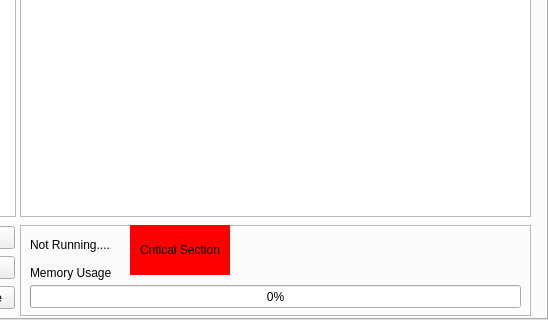
stearnsbq/BYRON_STEARNS_CMSC312_2019, file src/mainwindow.ui: the form before one commit; both pictures show x 252 to 800 and y 280 to 600 of the 800 by 600 pixel window.
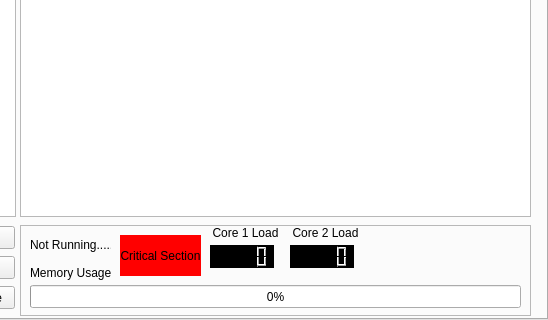
The form after the commit.

Patch:
```diff
--- a/src/mainwindow.ui
+++ b/src/mainwindow.ui
@@ -309,10 +309,10 @@
       <widget class="QFrame" name="criticalSecFrame">
        <property name="geometry">
         <rect>
-         <x>110</x>
-         <y>0</y>
-         <width>100</width>
-         <height>50</height>
+         <x>100</x>
+         <y>10</y>
+         <width>81</width>
+         <height>41</height>
         </rect>
        </property>
        <property name="styleSheet">
@@ -329,8 +329,8 @@
          <rect>
           <x>0</x>
           <y>0</y>
-          <width>100</width>
-          <height>50</height>
+          <width>81</width>
+          <height>41</height>
          </rect>
         </property>
         <property name="text">
@@ -344,6 +344,76 @@
         </property>
        </widget>
       </widget>
+      <widget class="QLCDNumber" name="core1">
+       <property name="geometry">
+        <rect>
+         <x>190</x>
+         <y>20</y>
+         <width>64</width>
+         <height>23</height>
+        </rect>
+       </property>
+       <property name="styleSheet">
+        <string notr="true">background-color: black;</string>
+       </property>
+      </widget>
+      <widget class="QLCDNumber" name="core2">
+       <property name="geometry">
+        <rect>
+         <x>270</x>
+         <y>20</y>
+         <width>64</width>
+         <height>23</height>
+        </rect>
+       </property>
+       <property name="acceptDrops">
+        <bool>false</bool>
+       </property>
+       <property name="styleSheet">
+        <string notr="true">background-color: black;</string>
+       </property>
+       <property name="smallDecimalPoint">
+        <bool>false</bool>
+       </property>
+       <property name="digitCount">
+        <number>5</number>
+       </property>
+       <property name="segmentStyle">
+        <enum>QLCDNumber::Filled</enum>
+       </property>
+      </widget>
+      <widget class="QLabel" name="core1Load">
+       <property name="geometry">
+        <rect>
+         <x>190</x>
+         <y>0</y>
+         <width>71</width>
+         <height>16</height>
+        </rect>
+       </property>
+       <property name="text">
+        <string>Core 1 Load</string>
+       </property>
+       <property name="alignment">
+        <set>Qt::AlignCenter</set>
+       </property>
+      </widget>
+      <widget class="QLabel" name="core2Load">
+       <property name="geometry">
+        <rect>
+         <x>270</x>
+         <y>0</y>
+         <width>71</width>
+         <height>16</height>
+        </rect>
+       </property>
+       <property name="text">
+        <string>Core 2 Load</string>
+       </property>
+       <property name="alignment">
+        <set>Qt::AlignCenter</set>
+       </property>
+      </widget>
      </widget>
      <widget class="QPushButton" name="startSim">
       <property name="geometry">
```
